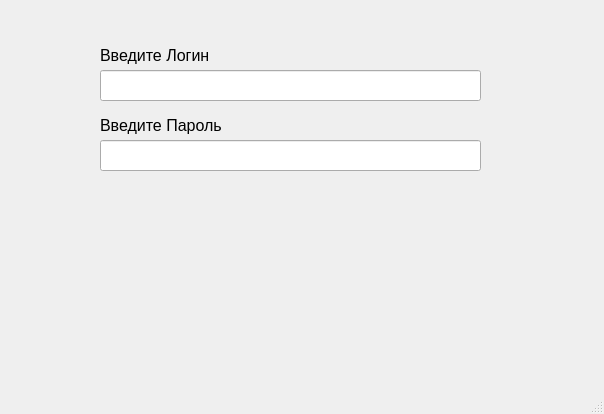
Qt form enter.ui (flexyw1be/DentalProject) before a commit.
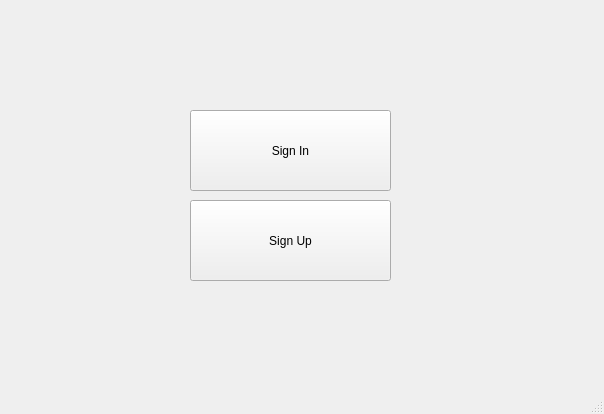
The same form after that commit.

Patch:
```diff
--- a/enter.ui
+++ b/enter.ui
@@ -14,63 +14,30 @@
    <string>MainWindow</string>
   </property>
   <widget class="QWidget" name="centralwidget">
-   <widget class="QLineEdit" name="loginLabel">
+   <widget class="QPushButton" name="signUpPb">
     <property name="geometry">
      <rect>
-      <x>100</x>
-      <y>70</y>
-      <width>381</width>
-      <height>31</height>
+      <x>190</x>
+      <y>200</y>
+      <width>201</width>
+      <height>81</height>
      </rect>
-    </property>
-   </widget>
-   <widget class="QLineEdit" name="passwordLabel">
-    <property name="geometry">
-     <rect>
-      <x>100</x>
-      <y>140</y>
-      <width>381</width>
-      <height>31</height>
-     </rect>
-    </property>
-   </widget>
-   <widget class="QLabel" name="label">
-    <property name="geometry">
-     <rect>
-      <x>100</x>
-      <y>40</y>
-      <width>381</width>
-      <height>31</height>
-     </rect>
-    </property>
-    <property name="font">
-     <font>
-      <pointsize>12</pointsize>
-     </font>
     </property>
     <property name="text">
-     <string>Введите Логин</string>
+     <string>Sign Up</string>
     </property>
    </widget>
-   <widget class="QLabel" name="label_2">
+   <widget class="QPushButton" name="signInPb">
     <property name="geometry">
      <rect>
-      <x>100</x>
+      <x>190</x>
       <y>110</y>
-      <width>381</width>
-      <height>31</height>
+      <width>201</width>
+      <height>81</height>
      </rect>
     </property>
-    <property name="font">
-     <font>
-      <pointsize>12</pointsize>
-     </font>
-    </property>
-    <property name="toolTipDuration">
-     <number>-3</number>
-    </property>
     <property name="text">
-     <string>Введите Пароль</string>
+     <string>Sign In</string>
     </property>
    </widget>
   </widget>
```
